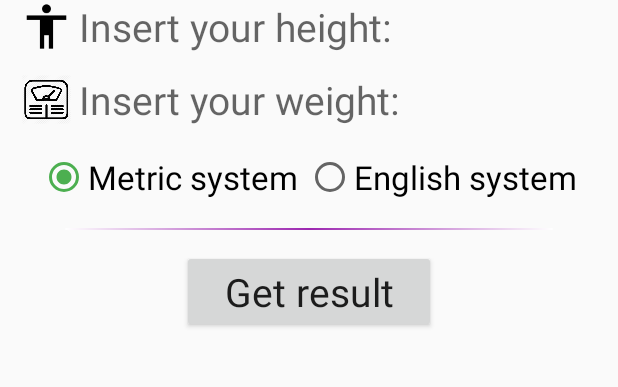
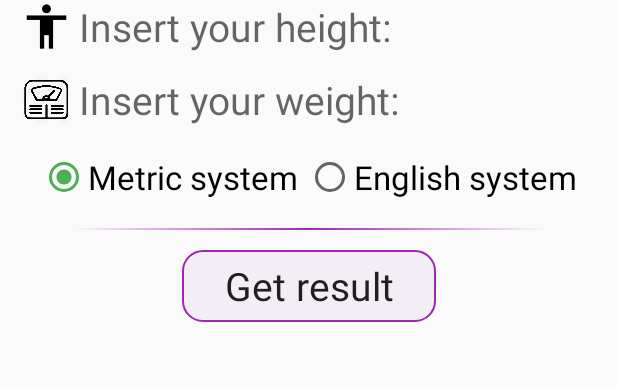
Before and after one commit to faramarzaf/BMI, an Android app: the screen it shows after launch (MainActivity), on a phone screen of 412 x 824 dp, the part 299-686 px from its top. Run offline under Robolectric (Android 15) with nearby library versions, the phone set to English and light mode, and no system bars; our stand-ins replace sdp/ssp sizes.

Commit message:
btn result changed

```diff
--- /dev/null
+++ b/app/src/main/res/drawable/bg_btn_result.xml
@@ -0,0 +1,21 @@
+<?xml version="1.0" encoding="utf-8"?>
+<shape xmlns:android="http://schemas.android.com/apk/res/android"
+    android:shape="rectangle"
+
+    >
+
+    <stroke
+        android:width="@dimen/_1sdp"
+        android:color="#9C27B0"
+
+        />
+
+    <solid
+    android:color="#14a956cf"
+        />
+
+    <corners
+        android:radius="@dimen/_10sdp"
+        />
+
+</shape>
--- a/app/src/main/res/layout/activity_main.xml
+++ b/app/src/main/res/layout/activity_main.xml
@@ -118,6 +118,7 @@
         style="@style/Base.AlertDialog.AppCompat.Light"
         android:layout_gravity="center"
         android:layout_marginTop="@dimen/_10sdp"
+        android:background="@drawable/bg_btn_result"
         />
 
     <TextView
```
